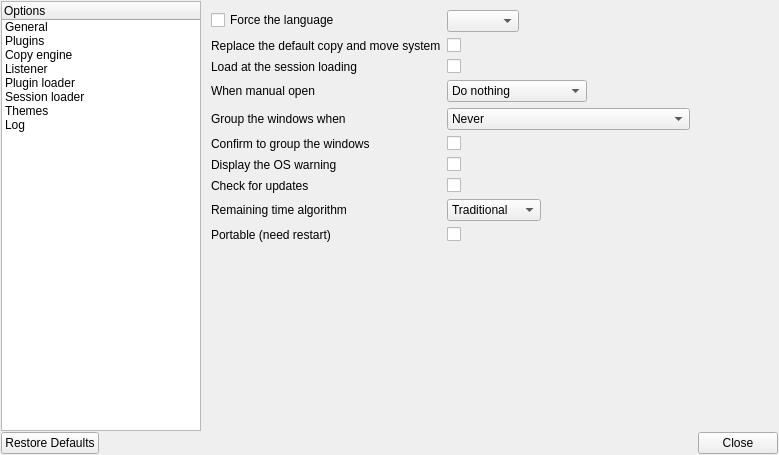
alphaonex86/Ultracopier, file OptionDialog.ui: the form before one commit.
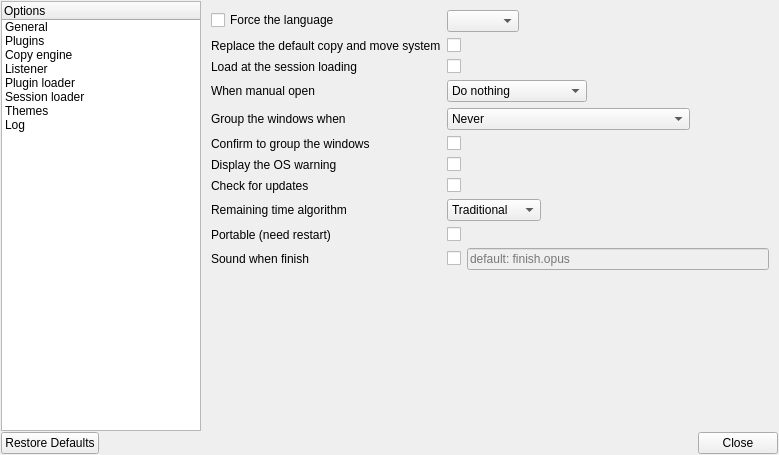
The form after the commit. Icons and pictures are not drawn.

Commit message: [Improvement] dark button have over effect [Improvement] Add opus audio support [Improvement] Add sound when finish

```diff
--- a/OptionDialog.ui
+++ b/OptionDialog.ui
@@ -290,6 +290,30 @@
              </property>
             </widget>
            </item>
+           <item row="10" column="1">
+            <layout class="QHBoxLayout" name="horizontalLayout_6">
+             <item>
+              <widget class="QCheckBox" name="soundWhenFinish"/>
+             </item>
+             <item>
+              <widget class="QLineEdit" name="soundFile">
+               <property name="enabled">
+                <bool>false</bool>
+               </property>
+               <property name="placeholderText">
+                <string>default: finish.opus</string>
+               </property>
+              </widget>
+             </item>
+            </layout>
+           </item>
+           <item row="10" column="0">
+            <widget class="QLabel" name="label_13">
+             <property name="text">
+              <string>Sound when finish</string>
+             </property>
+            </widget>
+           </item>
           </layout>
          </item>
          <item>
```
Left out of the diff: 78 changed lines with no effect on the pictures. The commit also changes 26 other files.
